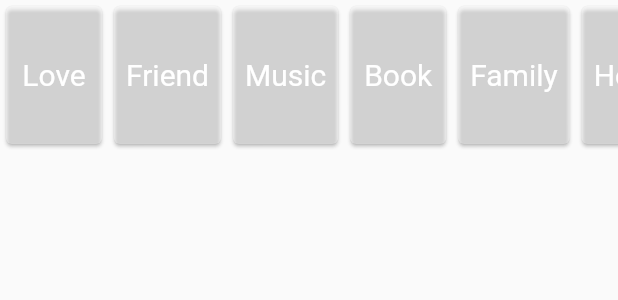
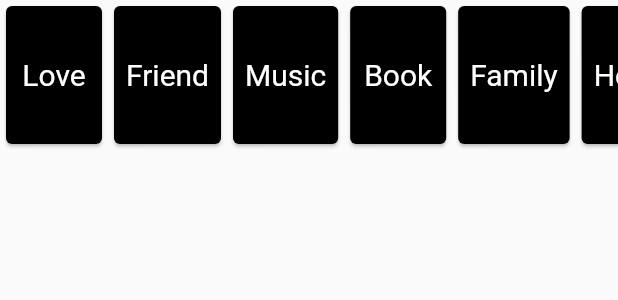
Before and after one commit to kaleabsolomon98/frontpage, a Flutter app: what homePageContent() shows on an empty page, opened directly, on a phone screen of 412 x 824 dp. Shown: the top 300 px of the screen. Run offline on Flutter 3.47's test engine with Material 2 defaults, Android fonts, the phone set to English and light mode, and no system bars; our stand-ins replace equatable, flutter_bloc, flutter_spinkit, shared_preferences; accounts and stored records are empty; network calls fail.

```diff
--- a/lib/helper/AppThemeData.dart
+++ b/lib/helper/AppThemeData.dart
@@ -34,7 +34,7 @@ final ThemeData kDarkTheme = _buildDarkTheme();
 ThemeData _buildDarkTheme() {
   final ThemeData base = ThemeData.dark();
   return base.copyWith(
-    primaryColor: Color(0xff323639),
+    primaryColor: Colors.black,
     accentColor: Colors.blue,
     canvasColor: Colors.transparent,
     primaryIconTheme: IconThemeData(color: Colors.black),
--- a/lib/helper/Constants.dart
+++ b/lib/helper/Constants.dart
@@ -7,5 +7,3 @@ String baseUrlGetQuoteDetail = "https://datascienceplc.com/apps/manager/api/item
 String username = 'bloger_api@datascienceplc.com';
 String password = 'public-password';
 String basicAuth = 'Basic ' + base64Encode(utf8.encode('$username:$password'));
-
-String exampleUrl = "https://jsonplaceholder.typicode.com/posts?_start=";
--- a/lib/widgets/DrawerContent.dart
+++ b/lib/widgets/DrawerContent.dart
@@ -95,7 +95,7 @@ Widget drawerContent(BuildContext context){
               },
             ),
             ListTile(
-              title: Text("Click"),
+              title: Text("PaginationTest"),
               trailing: Icon(Icons.star),
               onTap: (){
                 Navigator.of(context).push(MaterialPageRoute(builder:(_) => TestDislayScreen()));
--- a/lib/widgets/HomePageContent.dart
+++ b/lib/widgets/HomePageContent.dart
@@ -18,7 +18,7 @@ Widget homePageContent(List<QuoteModel> quotes) {
           scrollDirection: Axis.horizontal,
           itemCount: tags.length,
           itemBuilder: (BuildContext context, int index) => Card(
-            color: changeThemeBloc.state.themeData.primaryColor,
+            color: Colors.black,
             child: Center(
               child: TextButton(
                 style:TextButton.styleFrom(
@@ -47,7 +47,7 @@ Widget homePageContent(List<QuoteModel> quotes) {
                 child: Column(
                   children: <Widget>[
                     ListTile(
-                        leading: Icon(Icons.album, size: 50,color: changeThemeBloc.state.themeData.primaryColor,),
+                        leading: Icon(Icons.album, size: 50,color: Colors.black,),
                         title: Text(quotes[index].quote),
                         subtitle: Text(quotes[index].tag,style: changeThemeBloc.state.themeData.textTheme.bodyText1),
                         onTap: () {
```
Also changed, not shown: lib/screens/testScreen/DisplayContentPage.dart (+5 -5 lines), lib/widgets/SplashScreenWidget.dart (+8 -0 lines).
